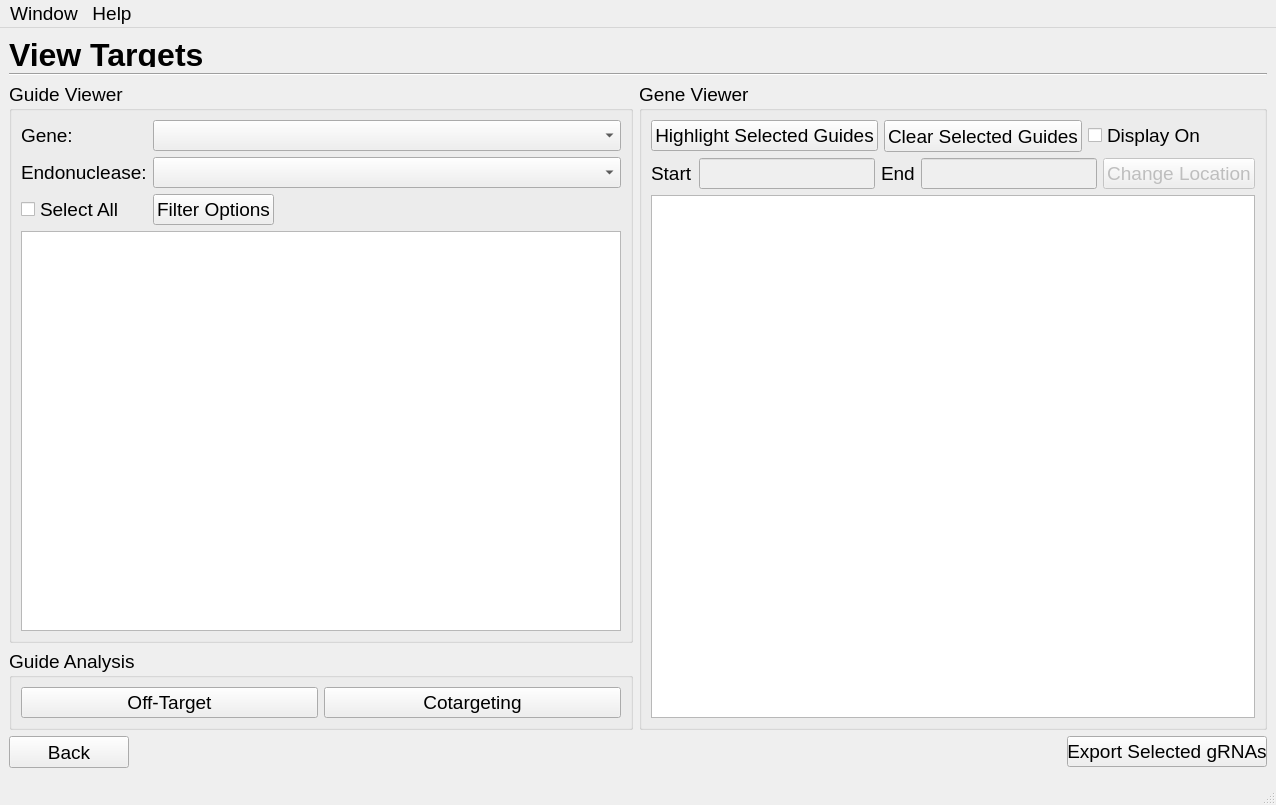
First picture: the form in resultsWindow.ui, repository TrinhLab/CASPERapp, before the edit.
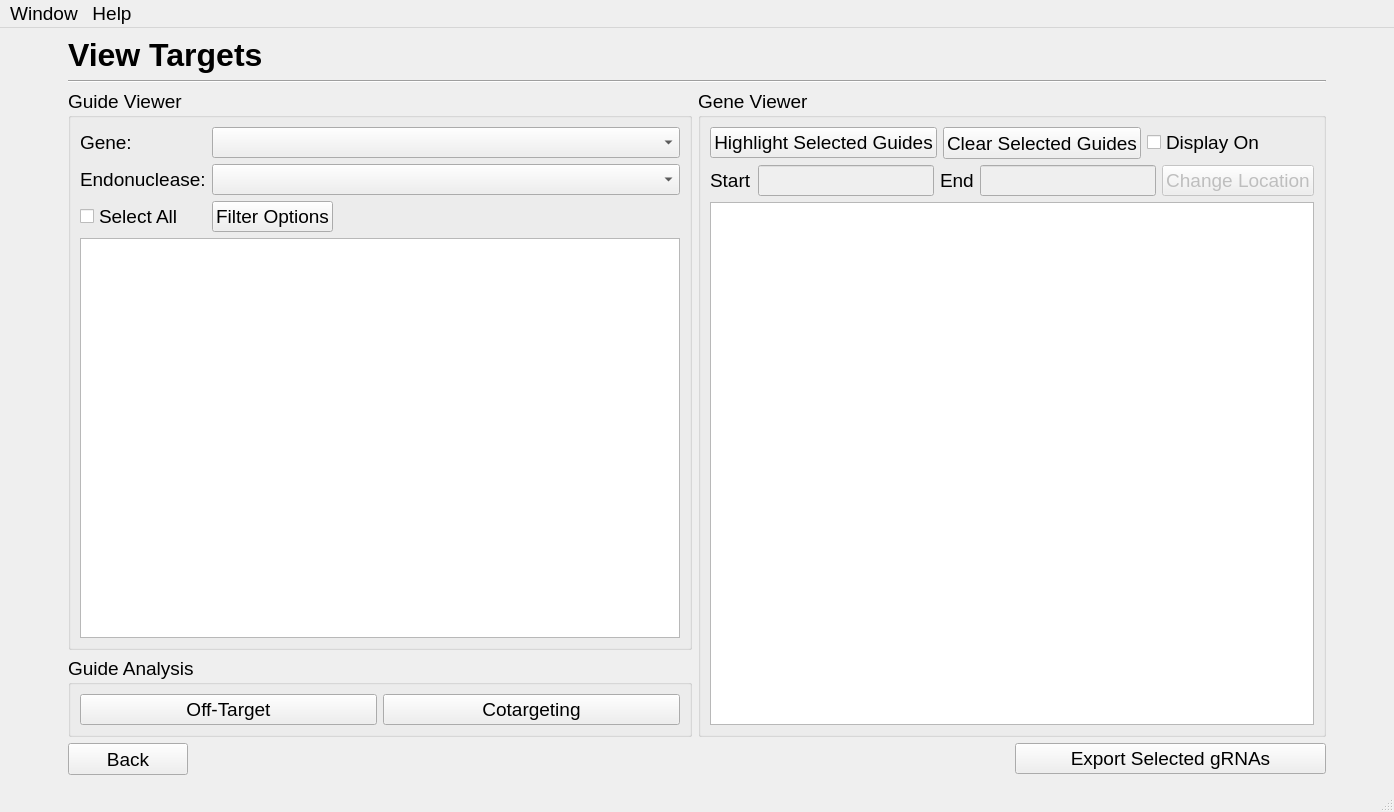
Second picture: the form after the edit.

Commit message: UI changes to fix Windows scaling

Diff of the .ui file:
```diff
--- a/resultsWindow.ui
+++ b/resultsWindow.ui
@@ -6,8 +6,8 @@
    <rect>
     <x>0</x>
     <y>0</y>
-    <width>1182</width>
-    <height>762</height>
+    <width>1394</width>
+    <height>776</height>
    </rect>
   </property>
   <property name="font">
@@ -21,17 +21,17 @@
   </property>
   <widget class="QWidget" name="centralwidget">
    <layout class="QGridLayout" name="gridLayout_2">
-    <item row="10" column="3">
+    <item row="10" column="4">
      <widget class="QPushButton" name="export_button">
       <property name="minimumSize">
        <size>
-        <width>200</width>
+        <width>150</width>
         <height>0</height>
        </size>
       </property>
       <property name="maximumSize">
        <size>
-        <width>200</width>
+        <width>16777215</width>
         <height>16777215</height>
        </size>
       </property>
@@ -49,14 +49,61 @@
       </property>
      </widget>
     </item>
-    <item row="1" column="0" colspan="4">
+    <item row="1" column="1" colspan="4">
      <widget class="Line" name="line">
       <property name="orientation">
        <enum>Qt::Horizontal</enum>
       </property>
      </widget>
     </item>
-    <item row="2" column="0" rowspan="7" colspan="2">
+    <item row="9" column="1" colspan="2">
+     <widget class="QGroupBox" name="guide_analysis">
+      <property name="sizePolicy">
+       <sizepolicy hsizetype="Minimum" vsizetype="Preferred">
+        <horstretch>0</horstretch>
+        <verstretch>0</verstretch>
+       </sizepolicy>
+      </property>
+      <property name="title">
+       <string>Guide Analysis</string>
+      </property>
+      <layout class="QGridLayout" name="gridLayout">
+       <item row="0" column="0">
+        <widget class="QPushButton" name="off_target_button">
+         <property name="font">
+          <font>
+           <family>Arial</family>
+           <pointsize>14</pointsize>
+          </font>
+         </property>
+         <property name="toolTip">
+          <string>Perform off-target analysis on the selected guides.</string>
+         </property>
+         <property name="text">
+          <string>Off-Target</string>
+         </property>
+        </widget>
+       </item>
+       <item row="0" column="1">
+        <widget class="QPushButton" name="cotargeting_button">
+         <property name="font">
+          <font>
+           <family>Arial</family>
+           <pointsize>14</pointsize>
+          </font>
+         </property>
+         <property name="toolTip">
+          <string>&lt;html&gt;&lt;head/&gt;&lt;body&gt;&lt;p&gt;Determine guides with synergistic PAMs (Ex. saCas9 and spCas9 compatible guides). &lt;span style=&quot; font-weight:600;&quot;&gt;Note:&lt;/span&gt; to analyze an organism for cotargeting guides, separate CSPR files must be generated for each additional endonuclease.&lt;/p&gt;&lt;/body&gt;&lt;/html&gt;</string>
+         </property>
+         <property name="text">
+          <string>Cotargeting</string>
+         </property>
+        </widget>
+       </item>
+      </layout>
+     </widget>
+    </item>
+    <item row="2" column="1" rowspan="7" colspan="2">
      <widget class="QGroupBox" name="guide_viewer">
       <property name="title">
        <string>Guide Viewer</string>
@@ -213,71 +260,7 @@
       </layout>
      </widget>
     </item>
-    <item row="10" column="0">
-     <widget class="QPushButton" name="back_button">
-      <property name="minimumSize">
-       <size>
-        <width>120</width>
-        <height>32</height>
-       </size>
-      </property>
-      <property name="maximumSize">
-       <size>
-        <width>90</width>
-        <height>32</height>
-       </size>
-      </property>
-      <property name="font">
-       <font>
-        <family>Arial</family>
-        <pointsize>14</pointsize>
-       </font>
-      </property>
-      <property name="text">
-       <string>Back</string>
-      </property>
-     </widget>
-    </item>
-    <item row="0" column="0" colspan="4">
-     <widget class="QLabel" name="label_4">
-      <property name="sizePolicy">
-       <sizepolicy hsizetype="Preferred" vsizetype="Fixed">
-        <horstretch>0</horstretch>
-        <verstretch>0</verstretch>
-       </sizepolicy>
-      </property>
-      <property name="minimumSize">
-       <size>
-        <width>0</width>
-        <height>0</height>
-       </size>
-      </property>
-      <property name="maximumSize">
-       <size>
-        <width>1148</width>
-        <height>30</height>
-       </size>
-      </property>
-      <property name="font">
-       <font>
-        <family>Arial</family>
-       </font>
-      </property>
-      <property name="text">
-       <string>&lt;html&gt;&lt;head/&gt;&lt;body&gt;&lt;p&gt;&lt;span style=&quot; font-size:24pt; font-weight:600;&quot;&gt;View Targets&lt;/span&gt;&lt;/p&gt;&lt;/body&gt;&lt;/html&gt;</string>
-      </property>
-      <property name="scaledContents">
-       <bool>true</bool>
-      </property>
-      <property name="margin">
-       <number>1</number>
-      </property>
-      <property name="indent">
-       <number>-1</number>
-      </property>
-     </widget>
-    </item>
-    <item row="2" column="2" rowspan="8" colspan="2">
+    <item row="2" column="3" rowspan="8" colspan="2">
      <widget class="QGroupBox" name="gene_viewer">
       <property name="sizePolicy">
        <sizepolicy hsizetype="Minimum" vsizetype="Preferred">
@@ -506,51 +489,94 @@
       </layout>
      </widget>
     </item>
-    <item row="9" column="0" colspan="2">
-     <widget class="QGroupBox" name="guide_analysis">
+    <item row="0" column="1" colspan="4">
+     <widget class="QLabel" name="label_4">
       <property name="sizePolicy">
-       <sizepolicy hsizetype="Minimum" vsizetype="Preferred">
+       <sizepolicy hsizetype="Preferred" vsizetype="Minimum">
         <horstretch>0</horstretch>
         <verstretch>0</verstretch>
        </sizepolicy>
       </property>
-      <property name="title">
-       <string>Guide Analysis</string>
+      <property name="minimumSize">
+       <size>
+        <width>0</width>
+        <height>0</height>
+       </size>
       </property>
-      <layout class="QGridLayout" name="gridLayout">
-       <item row="0" column="0">
-        <widget class="QPushButton" name="off_target_button">
-         <property name="font">
-          <font>
-           <family>Arial</family>
-           <pointsize>14</pointsize>
-          </font>
-         </property>
-         <property name="toolTip">
-          <string>Perform off-target analysis on the selected guides.</string>
-         </property>
-         <property name="text">
-          <string>Off-Target</string>
-         </property>
-        </widget>
-       </item>
-       <item row="0" column="1">
-        <widget class="QPushButton" name="cotargeting_button">
-         <property name="font">
-          <font>
-           <family>Arial</family>
-           <pointsize>14</pointsize>
-          </font>
-         </property>
-         <property name="toolTip">
-          <string>&lt;html&gt;&lt;head/&gt;&lt;body&gt;&lt;p&gt;Determine guides with synergistic PAMs (Ex. saCas9 and spCas9 compatible guides). &lt;span style=&quot; font-weight:600;&quot;&gt;Note:&lt;/span&gt; to analyze an organism for cotargeting guides, separate CSPR files must be generated for each additional endonuclease.&lt;/p&gt;&lt;/body&gt;&lt;/html&gt;</string>
-         </property>
-         <property name="text">
-          <string>Cotargeting</string>
-         </property>
-        </widget>
-       </item>
-      </layout>
+      <property name="maximumSize">
+       <size>
+        <width>16777215</width>
+        <height>40</height>
+       </size>
+      </property>
+      <property name="font">
+       <font>
+        <family>Arial</family>
+       </font>
+      </property>
+      <property name="text">
+       <string>&lt;html&gt;&lt;head/&gt;&lt;body&gt;&lt;p&gt;&lt;span style=&quot; font-size:24pt; font-weight:600;&quot;&gt;View Targets&lt;/span&gt;&lt;/p&gt;&lt;/body&gt;&lt;/html&gt;</string>
+      </property>
+      <property name="scaledContents">
+       <bool>true</bool>
+      </property>
+      <property name="margin">
+       <number>1</number>
+      </property>
+      <property name="indent">
+       <number>-1</number>
+      </property>
+     </widget>
+    </item>
+    <item row="10" column="1">
+     <widget class="QPushButton" name="back_button">
+      <property name="minimumSize">
+       <size>
+        <width>120</width>
+        <height>32</height>
+       </size>
+      </property>
+      <property name="maximumSize">
+       <size>
+        <width>90</width>
+        <height>32</height>
+       </size>
+      </property>
+      <property name="font">
+       <font>
+        <family>Arial</family>
+        <pointsize>14</pointsize>
+       </font>
+      </property>
+      <property name="text">
+       <string>Back</string>
+      </property>
+     </widget>
+    </item>
+    <item row="2" column="0">
+     <widget class="QLabel" name="label_3">
+      <property name="minimumSize">
+       <size>
+        <width>50</width>
+        <height>0</height>
+       </size>
+      </property>
+      <property name="text">
+       <string/>
+      </property>
+     </widget>
+    </item>
+    <item row="2" column="5">
+     <widget class="QLabel" name="label_5">
+      <property name="minimumSize">
+       <size>
+        <width>50</width>
+        <height>0</height>
+       </size>
+      </property>
+      <property name="text">
+       <string/>
+      </property>
      </widget>
     </item>
    </layout>
@@ -610,8 +636,8 @@
     <rect>
      <x>0</x>
      <y>0</y>
-     <width>1182</width>
-     <height>24</height>
+     <width>1394</width>
+     <height>21</height>
     </rect>
    </property>
    <widget class="QMenu" name="menuWindow">
```
The commit also changes 5 other files.
